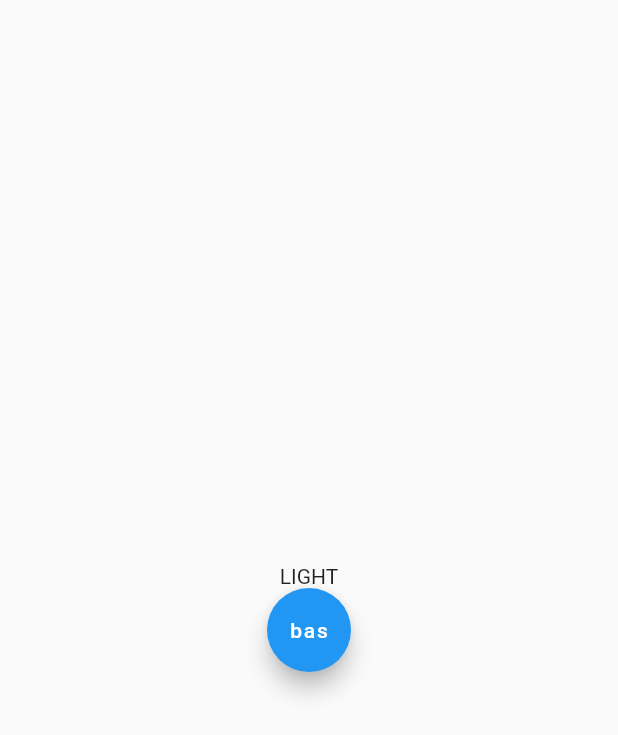
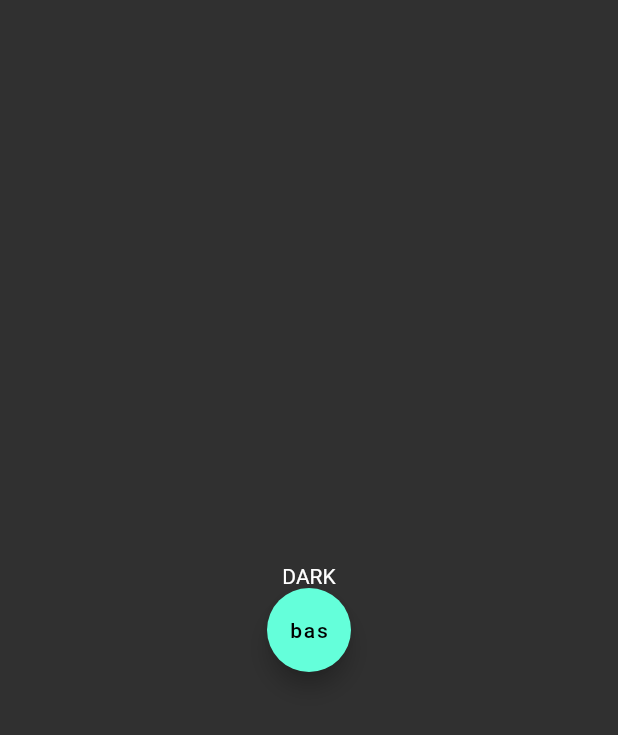
Before and after one commit to XDLOPER/mob-project-tmp, a Flutter app: the _AppBody screen opened directly, after a tap on "bas", on a phone screen of 412 x 824 dp. Shown: the top 735 px of the screen. Run offline on Flutter 3.47's test engine with Material 2 defaults, Android fonts, the phone set to English and light mode, and no system bars; our stand-ins replace easy_localization, mobx.

Commit message:
finished theme and localizations :)

```diff
--- a/lib/core/init/notifier_management/theme_management/theme_management.dart
+++ b/lib/core/init/notifier_management/theme_management/theme_management.dart
@@ -15,6 +15,7 @@ class ThemeManagement<L, D extends TemplateInterfaces> extends ChangeNotifier {
   // theme change function
   void themeChanges() {
     _statusTheme = !_statusTheme;
+
     print('statusThemeCode ${instance.themeName}');
     notifyListeners();
   }
--- a/lib/main.dart
+++ b/lib/main.dart
@@ -4,10 +4,9 @@ import 'package:easy_localization/easy_localization.dart';
 
 import 'package:flutter/material.dart';
 import 'package:provider/provider.dart';
-import 'package:provider/single_child_widget.dart';
 
 import 'core/constants/app/app_constants.dart';
-import 'package:test/example/lang_example.dart';
+
 
 import 'core/init/notifier_management/providers_management/providers_management.dart';
 
@@ -41,14 +40,7 @@ class App extends StatelessWidget {
   Widget build(BuildContext context) {
     return MultiProvider(
       providers: [/* ...ProvidersManagement.instance.singleItems, ...ProvidersManagement.instance.dependItems,*/ ...ProvidersManagement.instance.uiChangesItems],
-      child: MaterialApp(
-        debugShowCheckedModeBanner: false,
-        localizationsDelegates: context.localizationDelegates,
-        supportedLocales: context.supportedLocales,
-        locale: context.locale,
-        theme: /* burda kalındı*/,
-        home: const Application(),
-      ),
+      child: const Application(),
     );
   }
 }
@@ -58,7 +50,14 @@ class Application extends StatelessWidget {
 
   @override
   Widget build(BuildContext context) {
-    return const _AppBody();
+    return MaterialApp(
+      debugShowCheckedModeBanner: false,
+      localizationsDelegates: context.localizationDelegates,
+      supportedLocales: context.supportedLocales,
+      locale: context.locale,
+      theme: context.watch<ThemeManagement>().currentTheme,
+      home: const _AppBody(),
+    );
   }
 }
 
@@ -74,7 +73,7 @@ class _AppBody extends StatelessWidget {
         mainAxisAlignment: MainAxisAlignment.center,
         children: [
           Center(
-            child: Text(ThemeManagement.instance.themeName.toString()),
+            child: Text(context.watch<ThemeManagement>().themeName.toString()),
           ),
           FloatingActionButton(
             onPressed: () => ThemeManagement.instance.themeChanges(),
```
